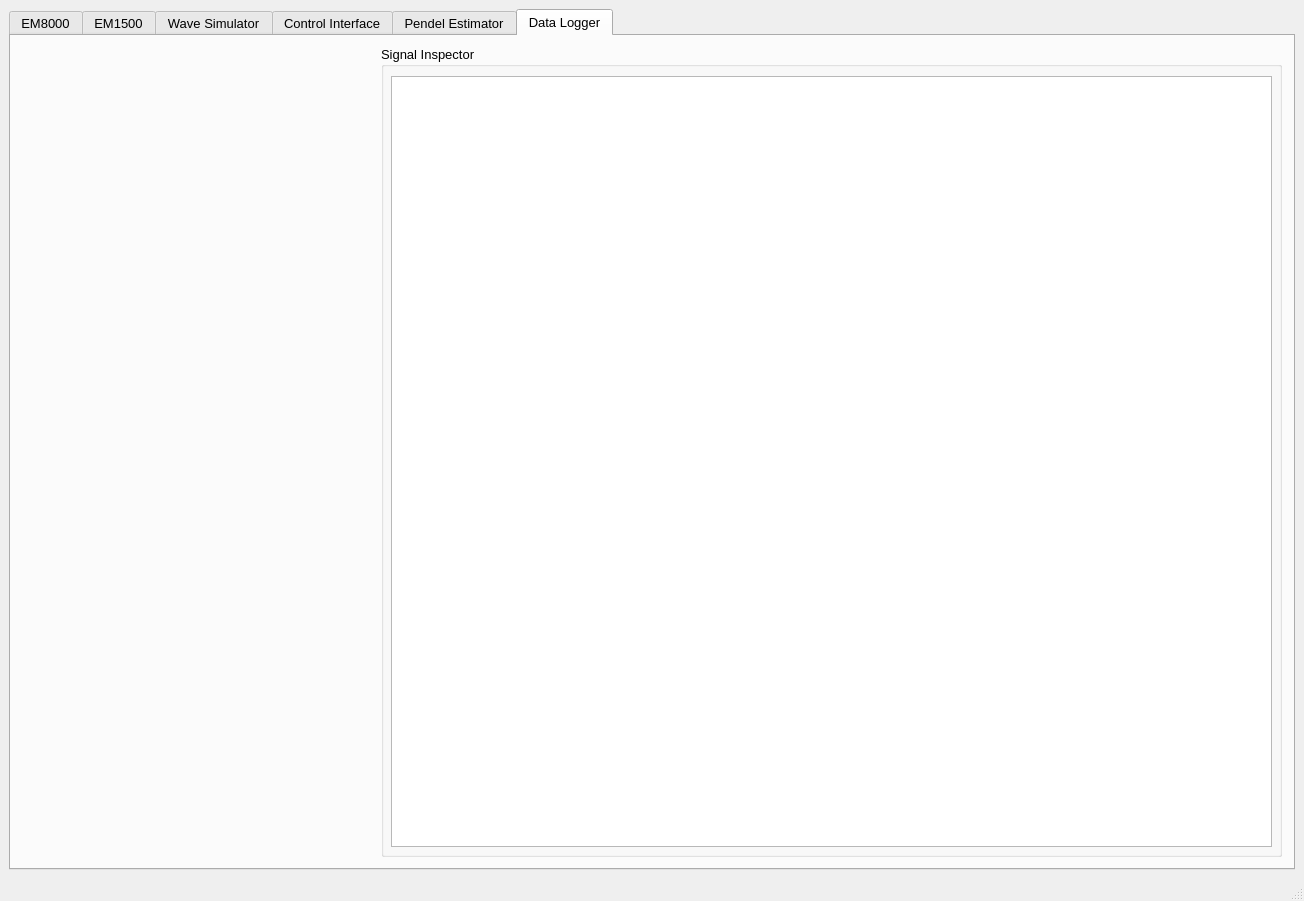
Before: the Qt Designer form hmi/src/MainWindow.ui in sondretordal/motion-lab, drawn with Qt 5.
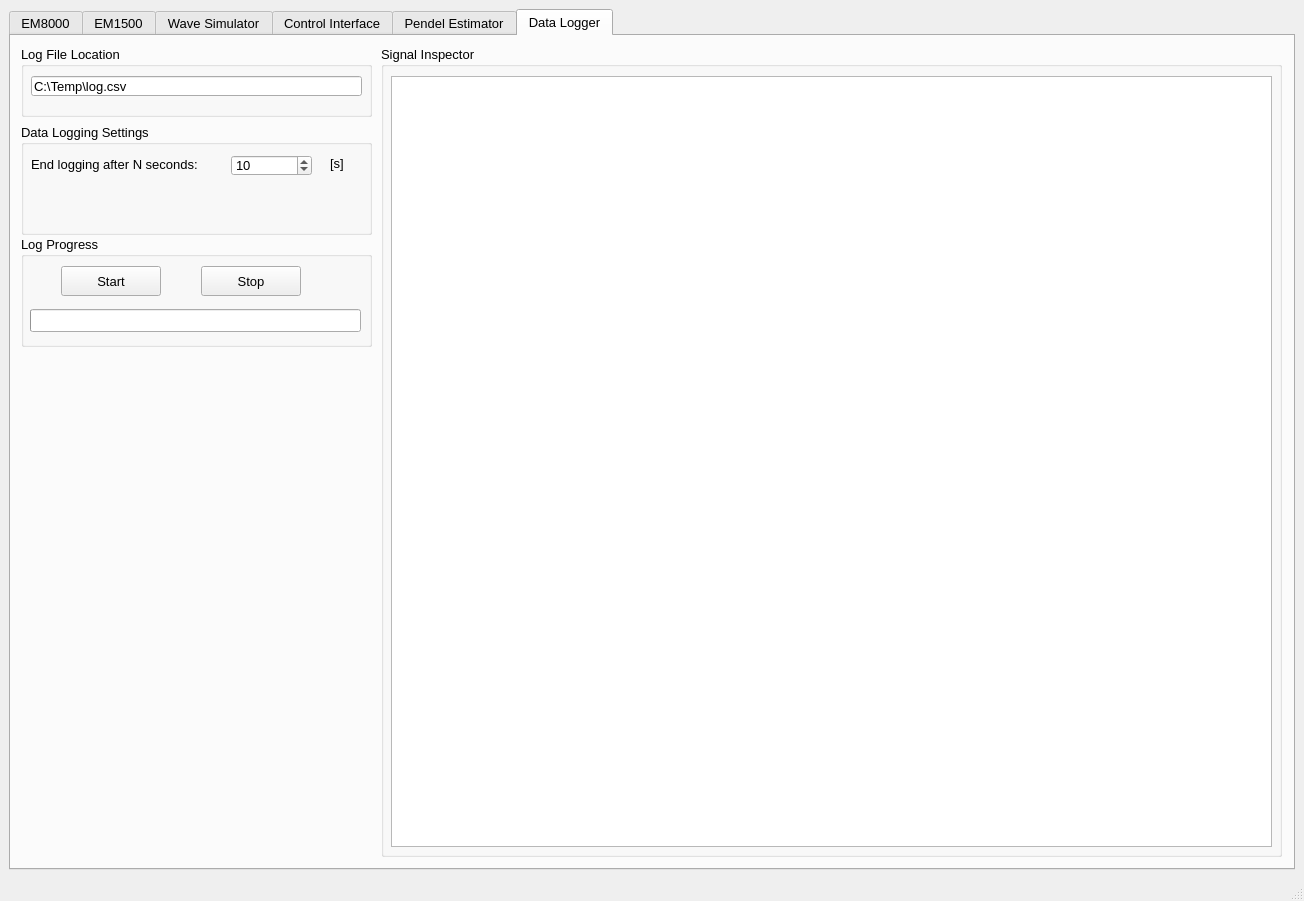
After: the same form once the commit is applied. The open tabs and pages were chosen to show the change. Custom widgets are drawn as their Qt base class.

What changed in the file:
```diff
--- a/hmi/src/MainWindow.ui
+++ b/hmi/src/MainWindow.ui
@@ -3584,6 +3584,157 @@
          </property>
         </widget>
        </widget>
+       <widget class="QGroupBox" name="groupBox_44">
+        <property name="geometry">
+         <rect>
+          <x>10</x>
+          <y>200</y>
+          <width>351</width>
+          <height>111</height>
+         </rect>
+        </property>
+        <property name="title">
+         <string>Log Progress</string>
+        </property>
+        <widget class="QProgressBar" name="logProgress">
+         <property name="geometry">
+          <rect>
+           <x>9</x>
+           <y>73</y>
+           <width>331</width>
+           <height>23</height>
+          </rect>
+         </property>
+         <property name="layoutDirection">
+          <enum>Qt::LeftToRight</enum>
+         </property>
+         <property name="minimum">
+          <number>0</number>
+         </property>
+         <property name="value">
+          <number>0</number>
+         </property>
+         <property name="textVisible">
+          <bool>false</bool>
+         </property>
+        </widget>
+        <widget class="QPushButton" name="btnStopLog">
+         <property name="geometry">
+          <rect>
+           <x>180</x>
+           <y>30</y>
+           <width>100</width>
+           <height>30</height>
+          </rect>
+         </property>
+         <property name="text">
+          <string>Stop</string>
+         </property>
+        </widget>
+        <widget class="QPushButton" name="btnStartLog">
+         <property name="geometry">
+          <rect>
+           <x>40</x>
+           <y>30</y>
+           <width>100</width>
+           <height>30</height>
+          </rect>
+         </property>
+         <property name="text">
+          <string>Start</string>
+         </property>
+        </widget>
+       </widget>
+       <widget class="QGroupBox" name="groupBox_45">
+        <property name="geometry">
+         <rect>
+          <x>10</x>
+          <y>88</y>
+          <width>351</width>
+          <height>111</height>
+         </rect>
+        </property>
+        <property name="title">
+         <string>Data Logging Settings</string>
+        </property>
+        <widget class="QSpinBox" name="logEndTime">
+         <property name="geometry">
+          <rect>
+           <x>210</x>
+           <y>31</y>
+           <width>81</width>
+           <height>21</height>
+          </rect>
+         </property>
+         <property name="minimum">
+          <number>1</number>
+         </property>
+         <property name="maximum">
+          <number>1200</number>
+         </property>
+         <property name="value">
+          <number>10</number>
+         </property>
+        </widget>
+        <widget class="QLabel" name="label_154">
+         <property name="geometry">
+          <rect>
+           <x>10</x>
+           <y>31</y>
+           <width>181</width>
+           <height>19</height>
+          </rect>
+         </property>
+         <property name="text">
+          <string>End logging after N seconds:</string>
+         </property>
+         <property name="alignment">
+          <set>Qt::AlignLeading|Qt::AlignLeft|Qt::AlignVCenter</set>
+         </property>
+        </widget>
+        <widget class="QLabel" name="label_153">
+         <property name="geometry">
+          <rect>
+           <x>309</x>
+           <y>30</y>
+           <width>31</width>
+           <height>19</height>
+          </rect>
+         </property>
+         <property name="text">
+          <string>[s]</string>
+         </property>
+         <property name="alignment">
+          <set>Qt::AlignLeading|Qt::AlignLeft|Qt::AlignVCenter</set>
+         </property>
+        </widget>
+       </widget>
+       <widget class="QGroupBox" name="groupBox_46">
+        <property name="geometry">
+         <rect>
+          <x>10</x>
+          <y>10</y>
+          <width>351</width>
+          <height>71</height>
+         </rect>
+        </property>
+        <property name="title">
+         <string>Log File Location</string>
+        </property>
+        <widget class="QLineEdit" name="logFilePath">
+         <property name="geometry">
+          <rect>
+           <x>10</x>
+           <y>30</y>
+           <width>331</width>
+           <height>20</height>
+          </rect>
+         </property>
+         <property name="text">
+          <string>C:\Temp\log.csv</string>
+         </property>
+        </widget>
+       </widget>
       </widget>
      </widget>
     </item>
```
Left out of the diff: 2 changed lines with no effect on the pictures.
